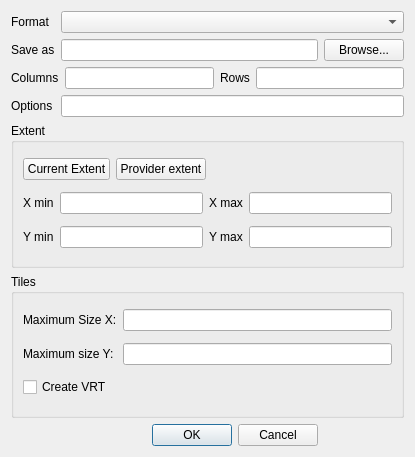
Old version of the form src/ui/qgsrasterlayersaveasdialogbase.ui in the repository kadas-albireo/kadas-albireo.
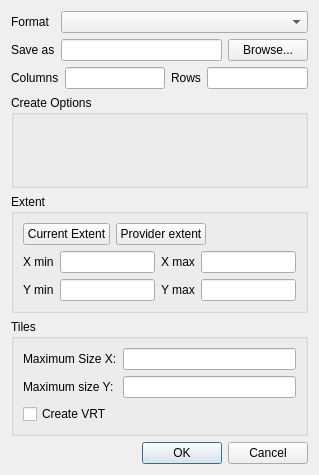
New version of the form. Custom widgets are drawn as their Qt base class.

Commit message: basic raster format option widget

```diff
--- a/src/ui/qgsrasterlayersaveasdialogbase.ui
+++ b/src/ui/qgsrasterlayersaveasdialogbase.ui
@@ -6,14 +6,17 @@
    <rect>
     <x>0</x>
     <y>0</y>
-    <width>415</width>
-    <height>457</height>
+    <width>319</width>
+    <height>475</height>
    </rect>
   </property>
   <property name="windowTitle">
    <string>Save raster layer as...</string>
   </property>
   <layout class="QGridLayout" name="gridLayout_3">
+   <item row="0" column="1" colspan="2">
+    <widget class="QComboBox" name="mFormatComboBox"/>
+   </item>
    <item row="0" column="0">
     <widget class="QLabel" name="mFormatLabel">
      <property name="text">
@@ -24,9 +27,6 @@
      </property>
     </widget>
    </item>
-   <item row="0" column="1" colspan="2">
-    <widget class="QComboBox" name="mFormatComboBox"/>
-   </item>
    <item row="1" column="0">
     <widget class="QLabel" name="mSaveAsLabel">
      <property name="text">
@@ -44,17 +44,7 @@
      </property>
     </widget>
    </item>
-   <item row="1" column="2">
-    <widget class="QPushButton" name="mBrowseButton">
-     <property name="enabled">
-      <bool>true</bool>
-     </property>
-     <property name="text">
-      <string>Browse...</string>
-     </property>
-    </widget>
-   </item>
-   <item row="6" column="0" colspan="3">
+   <item row="5" column="0" colspan="3">
     <widget class="QGroupBox" name="mExtentGroupBox">
      <property name="title">
       <string>Extent</string>
@@ -139,42 +129,6 @@
     </widget>
    </item>
    <item row="7" column="0" colspan="3">
-    <widget class="QGroupBox" name="mTilesGroupBox">
-     <property name="title">
-      <string>Tiles</string>
-     </property>
-     <layout class="QGridLayout" name="gridLayout">
-      <item row="0" column="1">
-       <widget class="QLineEdit" name="mMaximumSizeXLineEdit"/>
-      </item>
-      <item row="0" column="0">
-       <widget class="QLabel" name="mMaximumSizeXLabel">
-        <property name="text">
-         <string>Maximum Size X:</string>
-        </property>
-       </widget>
-      </item>
-      <item row="1" column="1">
-       <widget class="QLineEdit" name="mMaximumSizeYLineEdit"/>
-      </item>
-      <item row="1" column="0">
-       <widget class="QLabel" name="mMaximumSizeYLabel">
-        <property name="text">
-         <string>Maximum size Y:</string>
-        </property>
-       </widget>
-      </item>
-      <item row="2" column="0" colspan="2">
-       <widget class="QCheckBox" name="mTileModeCheckBox">
-        <property name="text">
-         <string>Create VRT</string>
-        </property>
-       </widget>
-      </item>
-     </layout>
-    </widget>
-   </item>
-   <item row="8" column="0" colspan="2">
     <widget class="QDialogButtonBox" name="mButtonBox">
      <property name="orientation">
       <enum>Qt::Horizontal</enum>
@@ -184,6 +138,16 @@
      </property>
     </widget>
    </item>
+   <item row="1" column="2">
+    <widget class="QPushButton" name="mBrowseButton">
+     <property name="enabled">
+      <bool>true</bool>
+     </property>
+     <property name="text">
+      <string>Browse...</string>
+     </property>
+    </widget>
+   </item>
    <item row="2" column="0" colspan="3">
     <layout class="QHBoxLayout" name="horizontalLayout">
      <item>
@@ -208,18 +172,67 @@
      </item>
     </layout>
    </item>
-   <item row="3" column="1" colspan="2">
-    <widget class="QLineEdit" name="mCreateOptionsLineEdit"/>
+   <item row="6" column="0" colspan="3">
+    <widget class="QGroupBox" name="mTilesGroupBox">
+     <property name="title">
+      <string>Tiles</string>
+     </property>
+     <layout class="QGridLayout" name="gridLayout">
+      <item row="0" column="1">
+       <widget class="QLineEdit" name="mMaximumSizeXLineEdit"/>
+      </item>
+      <item row="0" column="0">
+       <widget class="QLabel" name="mMaximumSizeXLabel">
+        <property name="text">
+         <string>Maximum Size X:</string>
+        </property>
+       </widget>
+      </item>
+      <item row="1" column="1">
+       <widget class="QLineEdit" name="mMaximumSizeYLineEdit"/>
+      </item>
+      <item row="1" column="0">
+       <widget class="QLabel" name="mMaximumSizeYLabel">
+        <property name="text">
+         <string>Maximum size Y:</string>
+        </property>
+       </widget>
+      </item>
+      <item row="2" column="0" colspan="2">
+       <widget class="QCheckBox" name="mTileModeCheckBox">
+        <property name="text">
+         <string>Create VRT</string>
+        </property>
+       </widget>
+      </item>
+     </layout>
+    </widget>
    </item>
-   <item row="3" column="0">
-    <widget class="QLabel" name="mCreateOptionsLabel">
-     <property name="text">
-      <string>Options</string>
+   <item row="4" column="0" colspan="3">
+    <widget class="QGroupBox" name="groupBox">
+     <property name="title">
+      <string>Create Options</string>
      </property>
+     <layout class="QGridLayout" name="gridLayout_5">
+      <property name="margin">
+       <number>0</number>
+      </property>
+      <item row="0" column="0">
+       <widget class="QgsRasterFormatOptionsWidget" name="mOptionsWidget" native="true"/>
+      </item>
+     </layout>
     </widget>
    </item>
   </layout>
  </widget>
+ <customwidgets>
+  <customwidget>
+   <class>QgsRasterFormatOptionsWidget</class>
+   <extends>QWidget</extends>
+   <header>raster/qgsrasterformatoptionswidget.h</header>
+   <container>1</container>
+  </customwidget>
+ </customwidgets>
  <resources/>
  <connections>
   <connection>
```
The commit also changes 7 other files.
